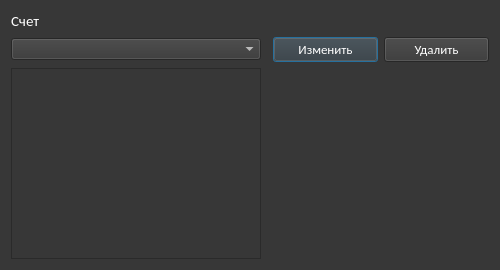
This is ui/dialogs/transactions_history.ui in Protocs/OkayMoney as Qt 5 draws it before an edit. The edited form follows.
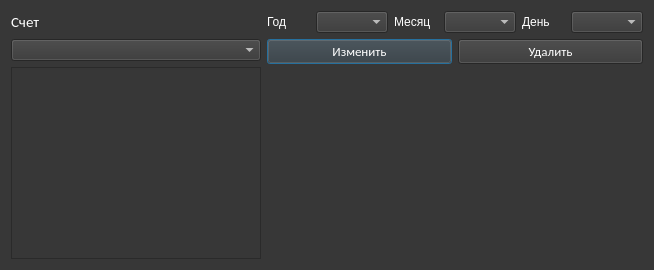
This is the edited form. Icons and pictures are not drawn.

Commit message: Выбор даты в истории транзакций

The edit to the form file:
```diff
--- a/ui/dialogs/transactions_history.ui
+++ b/ui/dialogs/transactions_history.ui
@@ -6,7 +6,7 @@
    <rect>
     <x>0</x>
     <y>0</y>
-    <width>500</width>
+    <width>654</width>
     <height>270</height>
    </rect>
   </property>
@@ -37,10 +37,7 @@
      </property>
     </widget>
    </item>
-   <item row="1" column="0">
-    <widget class="QComboBox" name="accounts_box"/>
-   </item>
-   <item row="2" column="0" rowspan="2">
+   <item row="2" column="0">
     <widget class="QListWidget" name="history_transactions">
      <property name="maximumSize">
       <size>
@@ -56,23 +53,12 @@
      </property>
     </widget>
    </item>
-   <item row="2" column="1" rowspan="2" colspan="2">
-    <widget class="QLabel" name="details">
-     <property name="font">
-      <font>
-       <family>Calibri</family>
-       <pointsize>11</pointsize>
-      </font>
-     </property>
-     <property name="text">
-      <string/>
-     </property>
-     <property name="alignment">
-      <set>Qt::AlignHCenter|Qt::AlignTop</set>
-     </property>
-    </widget>
+   <item row="1" column="0">
+    <widget class="QComboBox" name="accounts_box"/>
    </item>
-   <item row="1" column="2">
+   <item row="1" column="1" rowspan="2">
+    <layout class="QVBoxLayout" name="verticalLayout">
+     <item>
     <layout class="QHBoxLayout" name="horizontalLayout">
      <item>
       <widget class="QPushButton" name="change_btn">
@@ -111,6 +97,70 @@
         <string>Удалить</string>
        </property>
       </widget>
+       </item>
+      </layout>
+     </item>
+     <item>
+      <widget class="QLabel" name="details">
+       <property name="font">
+        <font>
+         <family>Calibri</family>
+         <pointsize>11</pointsize>
+        </font>
+       </property>
+       <property name="text">
+        <string/>
+       </property>
+       <property name="alignment">
+        <set>Qt::AlignHCenter|Qt::AlignTop</set>
+       </property>
+      </widget>
+     </item>
+    </layout>
+   </item>
+   <item row="0" column="1">
+    <layout class="QHBoxLayout" name="horizontalLayout_5">
+     <item>
+      <layout class="QHBoxLayout" name="horizontalLayout_2">
+       <item>
+        <widget class="QLabel" name="label_2">
+         <property name="text">
+          <string>Год</string>
+         </property>
+        </widget>
+       </item>
+       <item>
+        <widget class="QComboBox" name="yearSelect"/>
+       </item>
+      </layout>
+     </item>
+     <item>
+      <layout class="QHBoxLayout" name="horizontalLayout_3">
+       <item>
+        <widget class="QLabel" name="label_3">
+         <property name="text">
+          <string>Месяц</string>
+         </property>
+        </widget>
+       </item>
+       <item>
+        <widget class="QComboBox" name="monthSelect"/>
+       </item>
+      </layout>
+     </item>
+     <item>
+      <layout class="QHBoxLayout" name="horizontalLayout_4">
+       <item>
+        <widget class="QLabel" name="label_4">
+         <property name="text">
+          <string>День</string>
+         </property>
+        </widget>
+       </item>
+       <item>
+        <widget class="QComboBox" name="daySelect"/>
+       </item>
+      </layout>
      </item>
     </layout>
    </item>
```
Lines whose indentation alone changed are shown as unchanged. The commit also changes 2 other files.
